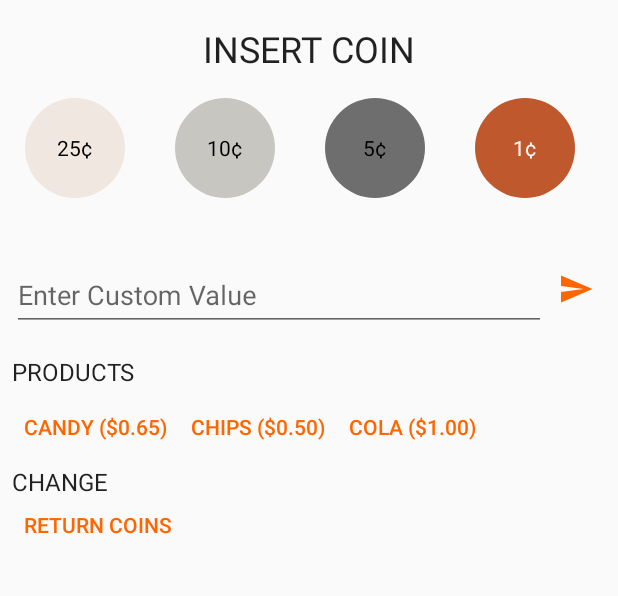
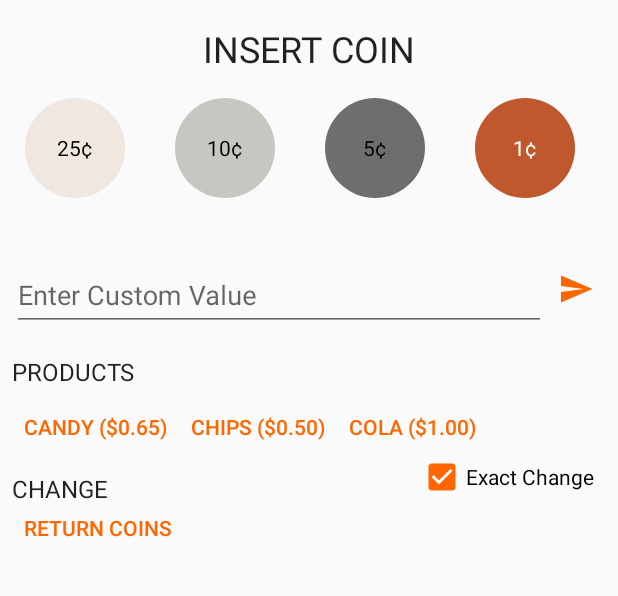
Before and after one commit to AaronRietschlin/VendingMachine-Kata, an Android app: the screen it shows after launch (VendingActivity), on a phone screen of 412 x 824 dp, the part 84-680 px from its top. Run offline under Robolectric (Android 15) with nearby library versions, the phone set to English and light mode, and no system bars; our stand-ins replace ButterKnife.

Commit message:
Can now toggle between exact change and not exact change.

```diff
--- a/app/src/main/java/com/ariets/kata/ui/vending/VendingActivity.java
+++ b/app/src/main/java/com/ariets/kata/ui/vending/VendingActivity.java
@@ -7,8 +7,10 @@ import android.support.v7.app.AppCompatActivity;
 import android.os.Bundle;
 import android.support.v7.widget.Toolbar;
 import android.text.TextUtils;
+import android.util.Log;
 import android.view.Menu;
 import android.view.MenuItem;
+import android.widget.CheckBox;
 import android.widget.EditText;
 import android.widget.TextView;
 
@@ -25,6 +27,7 @@ import com.ariets.kata.utils.KeyboardUtils;
 
 import butterknife.BindView;
 import butterknife.ButterKnife;
+import butterknife.OnCheckedChanged;
 import butterknife.OnClick;
 
 import static android.support.design.widget.Snackbar.LENGTH_LONG;
@@ -39,6 +42,8 @@ public class VendingActivity extends AppCompatActivity implements VendingMachine
     TextView tvCoinReturn;
     @BindView(R.id.vending_field_custom_value)
     TextInputLayout tilCustomValueField;
+    @BindView(R.id.vending_check_exact_change)
+    CheckBox checkboxExactChange;
 
     private MenuItem moneyMenuItem;
     private Injector injector;
@@ -53,8 +58,6 @@ public class VendingActivity extends AppCompatActivity implements VendingMachine
         injector = new Injector();
         setSupportActionBar(toolbar);
         setupPresenter();
-        presenter.attachView(this);
-        presenter.initialize();
     }
 
     @Override
@@ -70,18 +73,25 @@ public class VendingActivity extends AppCompatActivity implements VendingMachine
 
     @Override
     public boolean onCreateOptionsMenu(Menu menu) {
+        super.onCreateOptionsMenu(menu);
         getMenuInflater().inflate(R.menu.vending, menu);
         moneyMenuItem = menu.findItem(R.id.menu_money_label);
         presenter.getInitialValue();
-        return super.onCreateOptionsMenu(menu);
+        return true;
     }
 
     private void setupPresenter() {
+        if (presenter != null) {
+            presenter.detachView();
+        }
+        double initialValue = checkboxExactChange.isChecked() ? 0.00 : 100;
         MoneyValidator moneyValidator = injector.provideMoneyValidator();
         DisplayProvider displayProvider = injector.provideAndroidMoneyValidator(this);
         ProductDispenser productDispenser = injector.provideProductDispenser();
-        VendingMachine vendingMachine = injector.provideVendingMachine(moneyValidator, displayProvider, productDispenser);
+        VendingMachine vendingMachine = injector.provideVendingMachine(moneyValidator, displayProvider, productDispenser, initialValue);
         presenter = injector.providePresenter(vendingMachine, displayProvider);
+        presenter.attachView(this);
+        presenter.initialize();
     }
 
     @OnClick({
@@ -121,6 +131,11 @@ public class VendingActivity extends AppCompatActivity implements VendingMachine
     public void onReturnCoinsClicked() {
         resetChange();
         presenter.returnCoins();
+    }
+
+    @OnCheckedChanged(R.id.vending_check_exact_change)
+    public void onExactChangeChecked(boolean checked) {
+        setupPresenter();
     }
 
     @Override
--- a/app/src/main/java/com/ariets/kata/ui/vending/VendingMachinePresenter.java
+++ b/app/src/main/java/com/ariets/kata/ui/vending/VendingMachinePresenter.java
@@ -102,6 +102,7 @@ public class VendingMachinePresenter implements
             initialDisplay = displayProvider.displayInsertCoin();
         }
         view.setCurrentDisplay(initialDisplay);
+        view.setCurrentValue(vendingMachine.getFormattedCurrentValue());
     }
 
     @Override
--- a/app/src/main/java/com/ariets/kata/utils/Injector.java
+++ b/app/src/main/java/com/ariets/kata/utils/Injector.java
@@ -26,8 +26,9 @@ public class Injector {
     }
 
     public VendingMachine provideVendingMachine(
-            MoneyValidator validator, DisplayProvider displayProvider, ProductDispenser dispenser) {
-        return new VendingMachine(validator, displayProvider, dispenser, 0.00);
+            MoneyValidator validator, DisplayProvider displayProvider, ProductDispenser dispenser,
+            double moneyInMachine) {
+        return new VendingMachine(validator, displayProvider, dispenser, moneyInMachine);
     }
 
     public MoneyValidator provideMoneyValidator() {
--- a/app/src/main/res/layout/activity_main.xml
+++ b/app/src/main/res/layout/activity_main.xml
@@ -142,10 +142,31 @@
 
             </HorizontalScrollView>
 
-            <TextView
-                style="@style/TitleText"
-                android:layout_marginTop="@dimen/spacing_small"
-                android:text="@string/title_change" />
+            <LinearLayout
+                android:layout_width="match_parent"
+                android:layout_height="wrap_content"
+                android:gravity="center_vertical"
+                android:paddingEnd="@dimen/spacing_medium">
+
+                <TextView
+                    style="@style/TitleText"
+                    android:layout_marginTop="@dimen/spacing_small"
+                    android:text="@string/title_change" />
+
+                <View
+                    android:layout_width="0dp"
+                    android:layout_height="wrap_content"
+                    android:layout_weight="1" />
+
+                <CheckBox
+                    android:id="@+id/vending_check_exact_change"
+                    android:layout_width="wrap_content"
+                    android:layout_height="wrap_content"
+                    android:checked="true"
+                    android:switchPadding="@dimen/spacing_small"
+                    android:text="@string/switch_exact_change" />
+
+            </LinearLayout>
 
             <TextView
                 android:id="@+id/vending_btn_coin_return"
--- a/app/src/main/res/menu/vending.xml
+++ b/app/src/main/res/menu/vending.xml
@@ -4,7 +4,7 @@
 
     <item
         android:id="@+id/menu_money_label"
-        android:title="@null"
+        android:title="Test"
         app:showAsAction="always" />
 
 </menu>
--- a/app/src/main/res/values/strings.xml
+++ b/app/src/main/res/values/strings.xml
@@ -7,7 +7,11 @@
     <string name="display_price">PRICE: $%1$s</string>
     <string name="display_exact_change">EXACT CHANGE ONLY</string>
 
+    <string name="menu_exact_change_required">Require Exact Change</string>
+    <string name="menu_enough_money">Do not require Exact Change</string>
+
     <string name="price">$%s</string>
+    <string name="switch_exact_change">Exact Change</string>
 
     <string name="custom_value">Enter Custom Value</string>
     <string name="title_products">Products</string>
```
